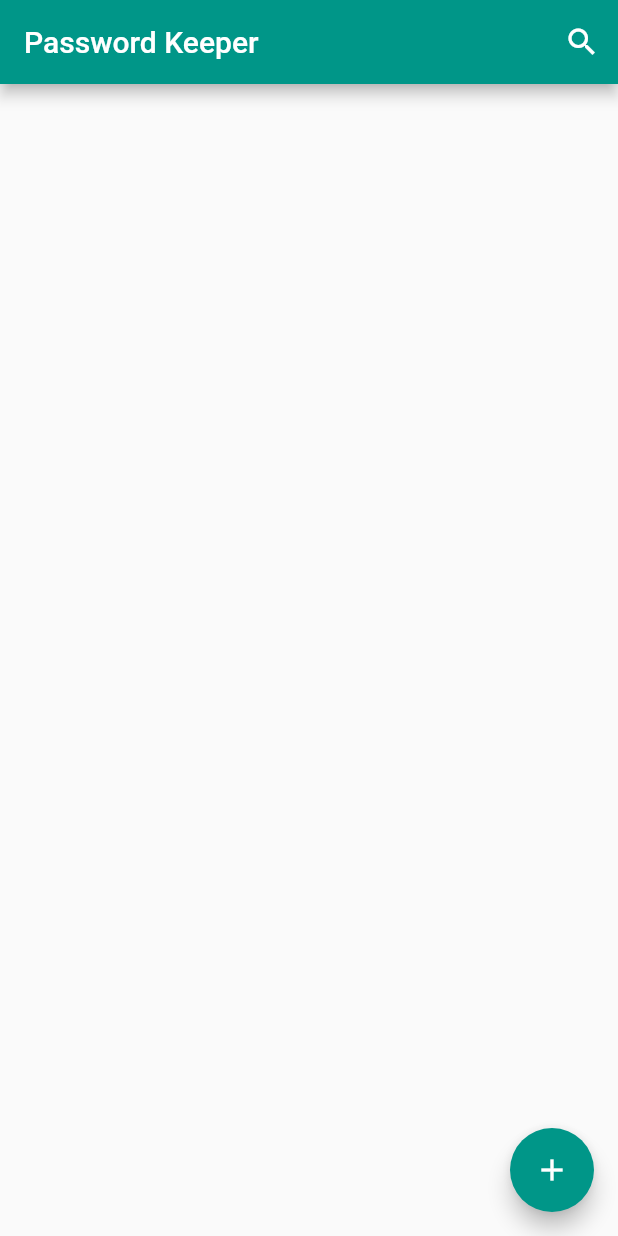
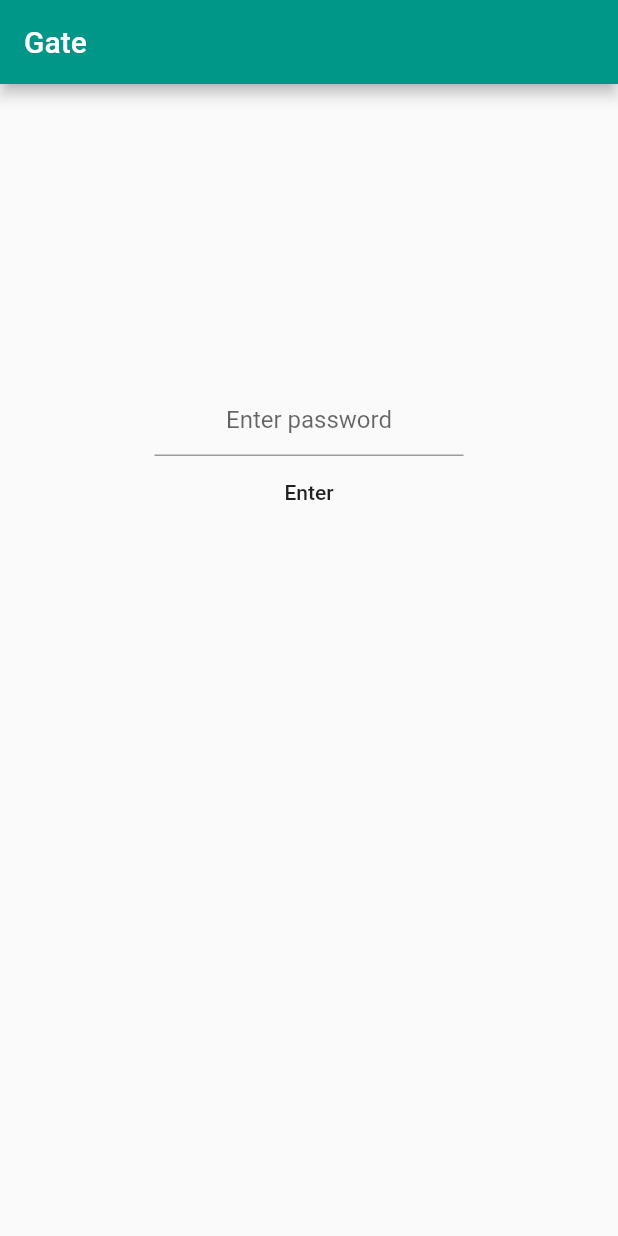
Before and after one commit to Nagibator1999/FlutterApp, a Flutter app: the screen it shows after launch, on a phone screen of 412 x 824 dp. Run offline on Flutter 3.47's test engine with Material 2 defaults, Android fonts, the phone set to English and light mode, and no system bars.

Commit message:
Fix bags, add first check password page

```diff
--- a/lib/main.dart
+++ b/lib/main.dart
@@ -8,12 +8,72 @@ class MyApp extends StatelessWidget {
   @override
   Widget build(BuildContext context) {
     return MaterialApp(
+      initialRoute: '/',
+      routes: {
+        '/': (context) => CheckPassword(),
+        '/mainPage': (context) => MyHomePage(),
+      },
       debugShowCheckedModeBanner: false,
       theme: ThemeData(
         brightness: Brightness.light,
         primarySwatch: Colors.teal,
       ),
-      home: MyHomePage(),
+      //home: MyHomePage(),
+    );
+  }
+}
+
+class CheckPassword extends StatefulWidget {
+  @override
+  _CheckPasswordState createState() => _CheckPasswordState();
+}
+
+class _CheckPasswordState extends State<CheckPassword> {
+  TextEditingController _passController = TextEditingController();
+  String hintTextForTextField = 'Enter password';
+
+  @override
+  Widget build(BuildContext context) {
+    return Scaffold(
+      appBar: AppBar(
+        title: Text("Gate"),
+      ),
+      body: Center(
+        child: Container(
+          margin: EdgeInsets.only(top: 200),
+          width: MediaQuery.of(context).size.width/2,
+          alignment: Alignment.center,
+          child: Column(
+            children: <Widget>[
+              TextField(
+                obscureText: true,
+                textAlign: TextAlign.center,
+                //хз почему но он ругается на автофокус
+                //autofocus: true,
+                keyboardType: TextInputType.number,
+                controller: _passController,
+                decoration: InputDecoration(
+                  hintText: hintTextForTextField,
+                ),
+              ),
+              FlatButton(
+                // тут такой навигатор потому что если использовать pushnamed()
+                // то на mainPage остаётся кнопка back на appbar е.
+                onPressed: () {
+                  if (_passController.text == '1111') {
+                    Navigator.pushReplacementNamed(context, '/mainPage');
+                  } else {
+                    hintTextForTextField = 'Wrong password';
+                    _passController.clear();
+                    setState(() {});
+                  }
+                },
+                child: Text("Enter"),
+              ),
+            ],
+          ),
+        ),
+      ),
     );
   }
 }
@@ -115,11 +175,6 @@ class _MyHomePageState extends State<MyHomePage> {
         }
       );
   }
-
-
-
-
-
 
   //создаём список описаний для сортировки
 
@@ -285,16 +340,8 @@ class _MyHomePageState extends State<MyHomePage> {
 }
 
 
-
-
-
-
-
-
 // страница на которую мы переходим для просмотра пароля и так далее
-// !!!!! надо сделать её stateful !!!!!
 class YourNewPage extends StatefulWidget {
-
   @override
   _YourNewPageState createState() => _YourNewPageState();
 }
@@ -408,7 +455,7 @@ class _YourNewPageState extends State<YourNewPage> {
                 _displayEditDialog(context, value, addString);
               } else if (value == 5) {
                 _displayConfirmDeleteDialog(context);
-                data.removeAt(tapIndex);
+                // data.removeAt(tapIndex);
               }
             },
             itemBuilder: (context) => [
@@ -531,10 +578,8 @@ class _YourNewPageState extends State<YourNewPage> {
       // Кнопка для удаления записи
       floatingActionButton: FloatingActionButton(
         onPressed: () {
-          // что бы было вообще по красоте нужно добавить
-          // alertDialog с подтверждением
           _displayConfirmDeleteDialog(context);
-          data.removeAt(tapIndex);
+          //data.removeAt(tapIndex);
         },
         child: Icon(Icons.delete),
       ),
@@ -551,6 +596,7 @@ class _YourNewPageState extends State<YourNewPage> {
               new FlatButton(
                 onPressed: () {
                   Navigator.of(context).popUntil((route) => route.isFirst);
+                  data.removeAt(tapIndex);
                 },
                 child: Text('SUBMIT')),
               new FlatButton(
```
